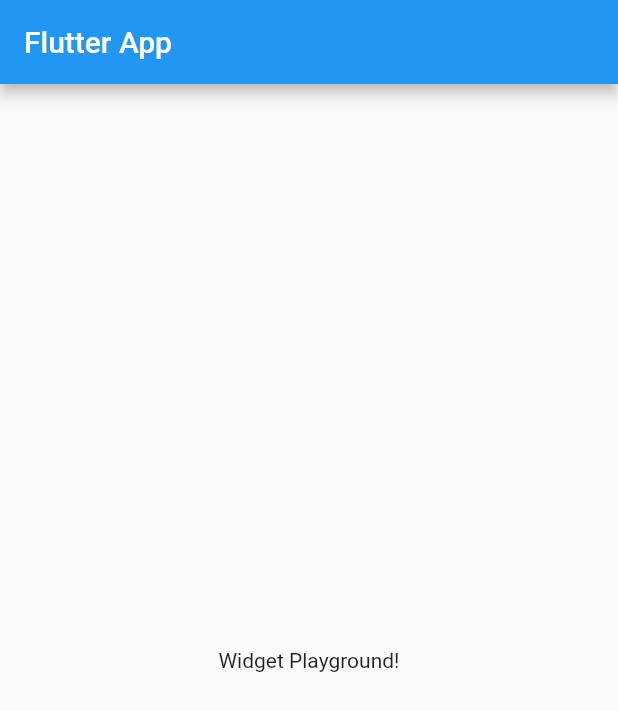
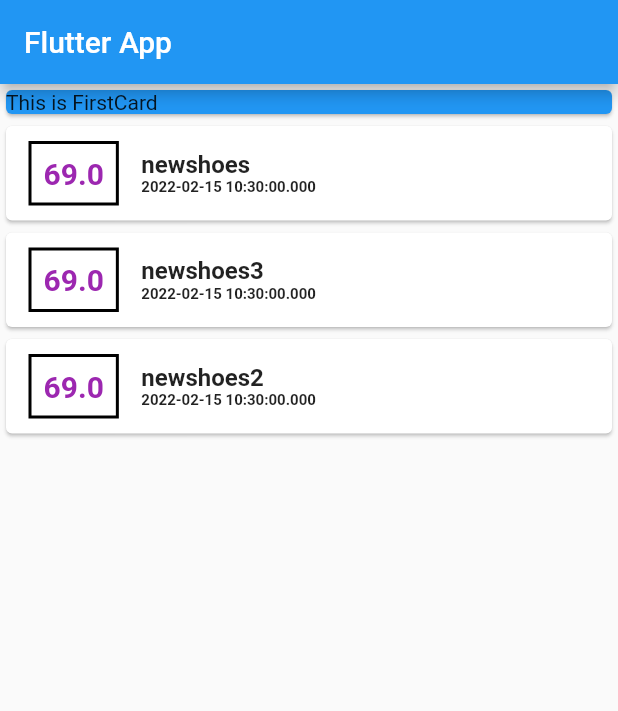
Before and after one commit to fadyjan/expenseplanner, a Flutter app: the screen it shows after launch, on a phone screen of 412 x 824 dp. Shown: the top 711 px of the screen. Run offline on Flutter 3.47's test engine with Material 2 defaults, Android fonts, the phone set to English and light mode, and no system bars.

Commit message:
Create The Main Design of the main Screen

```diff
--- a/lib/main.dart
+++ b/lib/main.dart
@@ -1,4 +1,6 @@
+import 'package:expenseplanner/transaction.dart';
 import 'package:flutter/material.dart';
+import 'transaction.dart';
 
 void main() => runApp(MyApp());
 
@@ -13,15 +15,69 @@ class MyApp extends StatelessWidget {
 }
 
 class MyHomePage extends StatelessWidget {
+  final List<Transaction> transcations = [
+    Transaction(id: "t1", tittle: "newshoes", date: DateTime.now(), amount: 69),
+    Transaction(
+        id: "t2", tittle: "newshoes3", date: DateTime.now(), amount: 69),
+    Transaction(
+        id: "t3", tittle: "newshoes2", date: DateTime.now(), amount: 69),
+  ];
   @override
   Widget build(BuildContext context) {
     return Scaffold(
-      appBar: AppBar(
-        title: Text('Flutter App'),
-      ),
-      body: Center(
-        child: Text('Widget Playground!'),
-      ),
-    );
+        appBar: AppBar(
+          title: const Text('Flutter App'),
+        ),
+        body: Column(
+          children: [
+            Container(
+              width: double.infinity,
+              child: const Card(
+                child: const Text("This is FirstCard"),
+                color: Colors.blue,
+              ),
+            ),
+            Column(
+              children: transcations.map((tx) {
+                return Card(
+                  child: Row(
+                    children: [
+                      Container(
+                          margin: const EdgeInsets.symmetric(
+                            vertical: 10,
+                            horizontal: 15,
+                          ),
+                          decoration:
+                              BoxDecoration(border: Border.all(width: 2)),
+                          padding: const EdgeInsets.all(8),
+                          child: Text(
+                            tx.amount.toString(),
+                            style: const TextStyle(
+                                fontWeight: FontWeight.bold,
+                                fontSize: 20,
+                                color: Colors.purple),
+                          )),
+                      Column(
+                        crossAxisAlignment: CrossAxisAlignment.start,
+                        children: [
+                          Text(
+                            tx.tittle,
+                            style: TextStyle(
+                                fontWeight: FontWeight.bold, fontSize: 16),
+                          ),
+                          Text(
+                            tx.date.toString(),
+                            style: TextStyle(
+                                fontWeight: FontWeight.bold, fontSize: 10),
+                          )
+                        ],
+                      ),
+                    ],
+                  ),
+                );
+              }).toList(),
+            )
+          ],
+        ));
   }
 }
```
